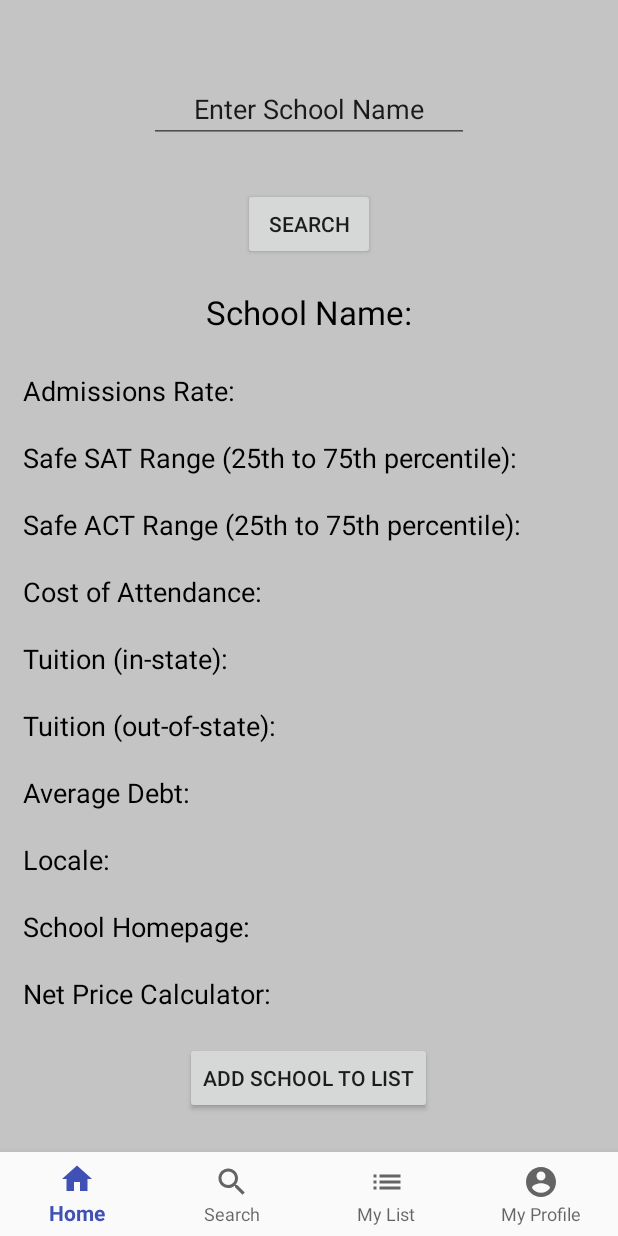
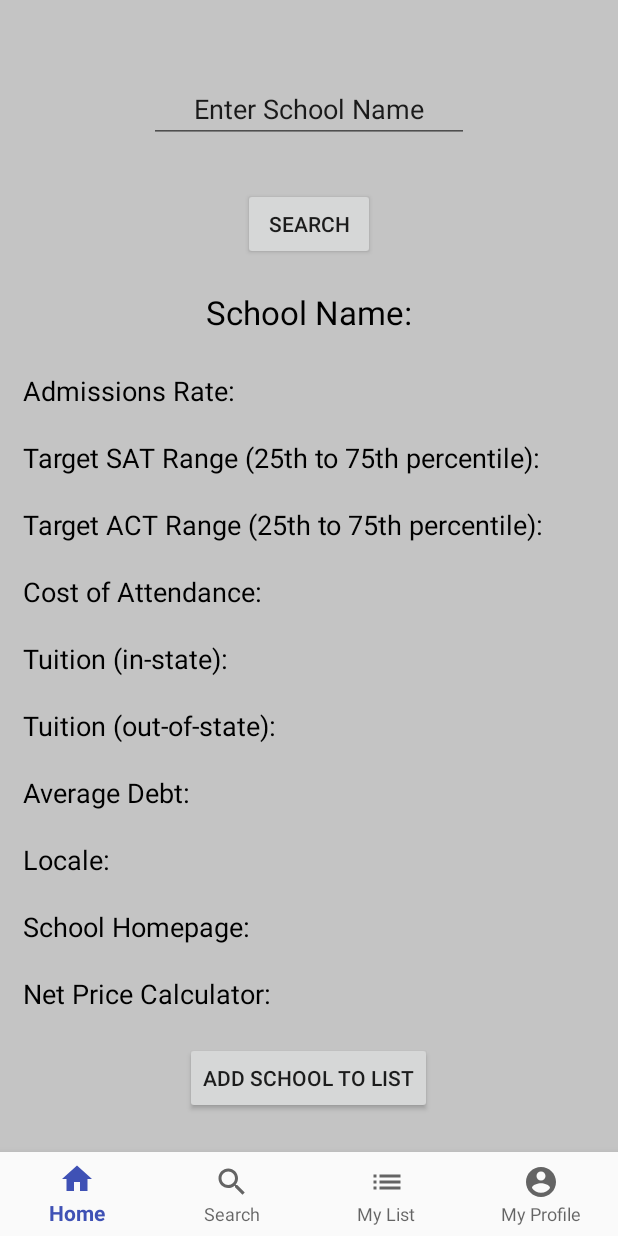
Before and after one commit to AdityaaMK/YOUniversity, an Android app: the fragment SearchFragment placed in its activity, on a phone screen of 412 x 824 dp. Run offline under Robolectric (Android 15) with nearby library versions, the phone set to English and light mode, and no system bars; our stand-ins replace Firebase (no records; nobody signed in at launch, a user with empty details on screens opened directly); Roboto replaces fonts that are not available here; 1 statement that could not run was skipped.

Commit message:
Update fragment_search.xml

```diff
--- a/app/src/main/res/layout/fragment_search.xml
+++ b/app/src/main/res/layout/fragment_search.xml
@@ -51,7 +51,7 @@
         android:layout_height="wrap_content"
         android:layout_marginStart="15dp"
         android:layout_marginTop="20dp"
-        android:text="Safe SAT Range (25th to 75th percentile):"
+        android:text="Target SAT Range (25th to 75th percentile):"
         android:textColor="@android:color/black"
         android:textSize="18sp"
         app:layout_constraintStart_toStartOf="parent"
@@ -63,7 +63,7 @@
         android:layout_height="wrap_content"
         android:layout_marginStart="15dp"
         android:layout_marginTop="20dp"
-        android:text="Safe ACT Range (25th to 75th percentile):"
+        android:text="Target ACT Range (25th to 75th percentile):"
         android:textColor="@android:color/black"
         android:textSize="18sp"
         app:layout_constraintStart_toStartOf="parent"
```
